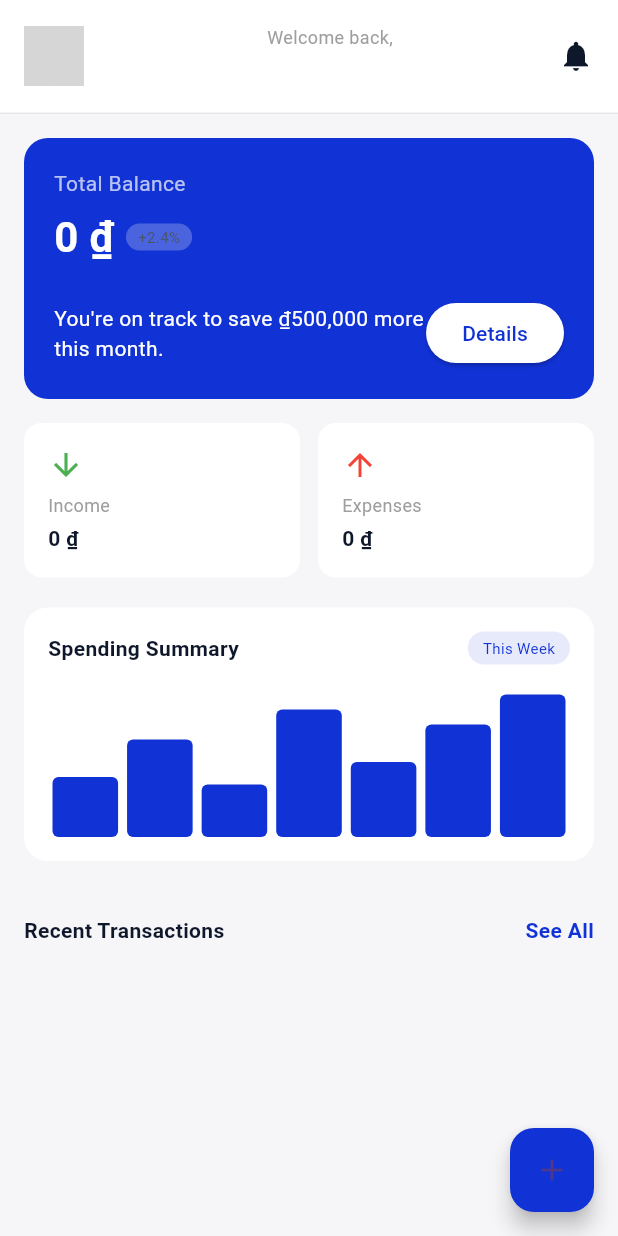
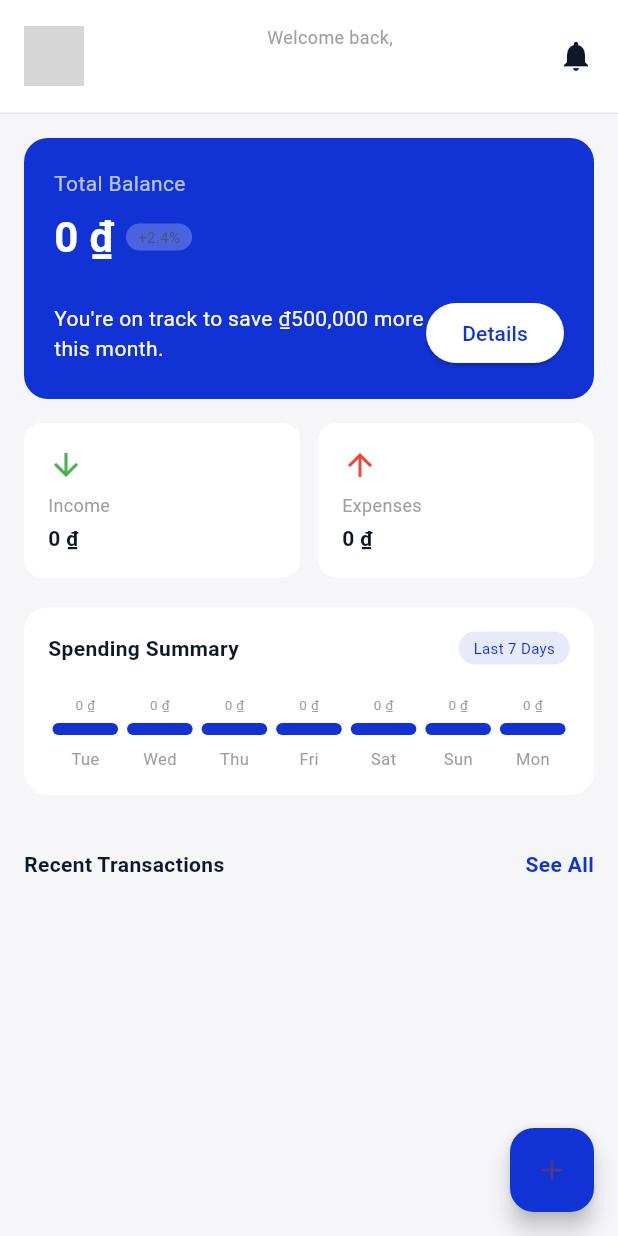
Before and after one commit to Pthieuu/project-base, a Flutter app: the DashboardScreen screen opened directly with empty values, on a phone screen of 412 x 824 dp. Run offline on Flutter 3.47's test engine with Material 3 defaults, Android fonts, the phone set to English and light mode, and no system bars; accounts and stored records are empty; network calls fail; grey boxes are pictures that could not be loaded.

Commit message:
fix dashboard

```diff
--- a/project_base/lib/screens/dashboard_screen.dart
+++ b/project_base/lib/screens/dashboard_screen.dart
@@ -14,6 +14,7 @@ class DashboardScreen extends StatefulWidget {
 }
 
 class _DashboardScreenState extends State<DashboardScreen> {
+  static const double _chartMaxBarHeight = 95;
 
   List<TransactionModel> transactions = [];
 
@@ -93,10 +94,70 @@ class _DashboardScreenState extends State<DashboardScreen> {
     }
   }
 
+  DateTime? _parseTransactionDate(String value) {
+    final trimmed = value.trim();
+    if (trimmed.isEmpty) return null;
+
+    final direct = DateTime.tryParse(trimmed);
+    if (direct != null) return direct;
+
+    for (final pattern in ['dd/MM/yyyy', 'MM/dd/yyyy', 'yyyy/MM/dd']) {
+      try {
+        return DateFormat(pattern).parseStrict(trimmed);
+      } catch (_) {
+        continue;
+      }
+    }
+
+    return null;
+  }
+
+  List<_ChartDayData> _buildWeeklyExpenseData() {
+    final now = DateTime.now();
+    final today = DateTime(now.year, now.month, now.day);
+    final startDay = today.subtract(const Duration(days: 6));
+    final expenseByDay = <DateTime, double>{};
+
+    for (var i = 0; i < 7; i++) {
+      final day = startDay.add(Duration(days: i));
+      expenseByDay[day] = 0;
+    }
+
+    for (final tx in transactions) {
+      if (!tx.isExpense) continue;
+
+      final parsedDate = _parseTransactionDate(tx.date);
+      if (parsedDate == null) continue;
+
+      final txDay = DateTime(parsedDate.year, parsedDate.month, parsedDate.day);
+      if (txDay.isBefore(startDay) || txDay.isAfter(today)) continue;
+
+      expenseByDay.update(txDay, (value) => value + tx.amount);
+    }
+
+    final maxAmount = expenseByDay.values.fold<double>(
+      0,
+      (current, value) => value > current ? value : current,
+    );
+
+    return expenseByDay.entries.map((entry) {
+      final normalizedHeight = maxAmount == 0
+          ? 8.0
+          : (entry.value / maxAmount) * _chartMaxBarHeight;
+
+      return _ChartDayData(
+        label: DateFormat('E', 'en_US').format(entry.key),
+        amount: entry.value,
+        height: normalizedHeight.clamp(8.0, _chartMaxBarHeight).toDouble(),
+      );
+    }).toList();
+  }
+
   @override
   Widget build(BuildContext context) {
     final theme = Theme.of(context);
     final isDark = theme.brightness == Brightness.dark;
+    final weeklyExpenseData = _buildWeeklyExpenseData();
 
     /// 🎯 COLOR SYSTEM (match Tailwind)
     const primary = Color(0xFF1132D4);
@@ -114,7 +175,9 @@ class _DashboardScreenState extends State<DashboardScreen> {
         onPressed: () async {
           final result = await Navigator.push(
             context,
-            MaterialPageRoute(builder: (context) => const AddTransactionScreen()),
+            MaterialPageRoute(
+              builder: (context) => const AddTransactionScreen(),
+            ),
           );
           if (result == true) loadTransactions();
         },
@@ -125,7 +188,6 @@ class _DashboardScreenState extends State<DashboardScreen> {
         child: SingleChildScrollView(
           child: Column(
             children: [
-
               /// ================= HEADER =================
               Container(
                 padding: const EdgeInsets.all(16),
@@ -135,10 +197,11 @@ class _DashboardScreenState extends State<DashboardScreen> {
                 ),
                 child: Row(
                   children: [
-
                     const CircleAvatar(
                       radius: 20,
-                      backgroundImage: NetworkImage("https://i.pravatar.cc/150"),
+                      backgroundImage: NetworkImage(
+                        "https://i.pravatar.cc/150",
+                      ),
                     ),
 
                     const SizedBox(width: 12),
@@ -146,14 +209,23 @@ class _DashboardScreenState extends State<DashboardScreen> {
                     Expanded(
                       child: Column(
                         children: [
-                          Text("Welcome back,", style: TextStyle(fontSize: 12, color: subText)),
-                          Text(widget.userName,
-                              style: TextStyle(fontWeight: FontWeight.bold, fontSize: 18, color: text)),
+                          Text(
+                            "Welcome back,",
+                            style: TextStyle(fontSize: 12, color: subText),
+                          ),
+                          Text(
+                            widget.userName,
+                            style: TextStyle(
+                              fontWeight: FontWeight.bold,
+                              fontSize: 18,
+                              color: text,
+                            ),
+                          ),
                         ],
                       ),
                     ),
 
-                    Icon(Icons.notifications, color: text)
+                    Icon(Icons.notifications, color: text),
                   ],
                 ),
               ),
@@ -170,29 +242,40 @@ class _DashboardScreenState extends State<DashboardScreen> {
                   child: Column(
                     crossAxisAlignment: CrossAxisAlignment.start,
                     children: [
-
-                      const Text("Total Balance", style: TextStyle(color: Colors.white70)),
+                      const Text(
+                        "Total Balance",
+                        style: TextStyle(color: Colors.white70),
+                      ),
 
                       const SizedBox(height: 6),
 
                       Row(
                         children: [
-                          Text(currencyFormat.format(totalBalance),
+                          Text(
+                            currencyFormat.format(totalBalance),
                             style: const TextStyle(
                               color: Colors.white,
                               fontSize: 28,
-                                  fontWeight: FontWeight.bold)),
+                              fontWeight: FontWeight.bold,
+                            ),
+                          ),
 
                           const SizedBox(width: 8),
 
                           Container(
-                            padding: const EdgeInsets.symmetric(horizontal: 8, vertical: 2),
+                            padding: const EdgeInsets.symmetric(
+                              horizontal: 8,
+                              vertical: 2,
+                            ),
                             decoration: BoxDecoration(
                               color: Colors.white24,
                               borderRadius: BorderRadius.circular(20),
                             ),
-                            child: const Text("+2.4%", style: TextStyle(fontSize: 10)),
-                          )
+                            child: const Text(
+                              "+2.4%",
+                              style: TextStyle(fontSize: 10),
+                            ),
+                          ),
                         ],
                       ),
 
@@ -213,9 +296,9 @@ class _DashboardScreenState extends State<DashboardScreen> {
                             ),
                             onPressed: () {},
                             child: const Text("Details"),
-                          )
+                          ),
                         ],
-                      )
+                      ),
                     ],
                   ),
                 ),
@@ -226,7 +309,6 @@ class _DashboardScreenState extends State<DashboardScreen> {
                 padding: const EdgeInsets.symmetric(horizontal: 16),
                 child: Row(
                   children: [
-
                     Expanded(
                       child: statCard(
                         title: "Income",
@@ -272,17 +354,27 @@ class _DashboardScreenState extends State<DashboardScreen> {
                       Row(
                         mainAxisAlignment: MainAxisAlignment.spaceBetween,
                         children: [
-                          Text("Spending Summary",
-                              style: TextStyle(fontWeight: FontWeight.bold, color: text)),
+                          Text(
+                            "Spending Summary",
+                            style: TextStyle(
+                              fontWeight: FontWeight.bold,
+                              color: text,
+                            ),
+                          ),
                           Container(
-                            padding: const EdgeInsets.symmetric(horizontal: 10, vertical: 4),
+                            padding: const EdgeInsets.symmetric(
+                              horizontal: 10,
+                              vertical: 4,
+                            ),
                             decoration: BoxDecoration(
                               color: primary.withOpacity(0.1),
                               borderRadius: BorderRadius.circular(20),
                             ),
-                            child: const Text("This Week",
-                                style: TextStyle(fontSize: 10, color: primary)),
-                          )
+                            child: const Text(
+                              "Last 7 Days",
+                              style: TextStyle(fontSize: 10, color: primary),
+                            ),
+                          ),
                         ],
                       ),
 
@@ -290,16 +382,17 @@ class _DashboardScreenState extends State<DashboardScreen> {
 
                       Row(
                         crossAxisAlignment: CrossAxisAlignment.end,
-                        children: [
-                          chartBar(40),
-                          chartBar(65),
-                          chartBar(35),
-                          chartBar(85),
-                          chartBar(50),
-                          chartBar(75),
-                          chartBar(95),
-                        ],
+                        children: weeklyExpenseData
+                            .map(
+                              (day) => chartBar(
+                                height: day.height,
+                                label: day.label,
+                                amount: currencyFormat.format(day.amount),
+                                textColor: subText,
+                              ),
                             )
+                            .toList(),
+                      ),
                     ],
                   ),
                 ),
@@ -312,14 +405,23 @@ class _DashboardScreenState extends State<DashboardScreen> {
                 padding: const EdgeInsets.all(16),
                 child: Column(
                   children: [
-
                     Row(
                       mainAxisAlignment: MainAxisAlignment.spaceBetween,
                       children: [
-                        Text("Recent Transactions",
-                            style: TextStyle(fontWeight: FontWeight.bold, color: text)),
-                        const Text("See All",
-                            style: TextStyle(color: primary, fontWeight: FontWeight.bold)),
+                        Text(
+                          "Recent Transactions",
+                          style: TextStyle(
+                            fontWeight: FontWeight.bold,
+                            color: text,
+                          ),
+                        ),
+                        const Text(
+                          "See All",
+                          style: TextStyle(
+                            color: primary,
+                            fontWeight: FontWeight.bold,
+                          ),
+                        ),
                       ],
                     ),
 
@@ -343,10 +445,14 @@ class _DashboardScreenState extends State<DashboardScreen> {
                         ),
                         child: Row(
                           children: [
-
                             CircleAvatar(
-                              backgroundColor: categoryStyle.color.withOpacity(0.1),
-                              child: Icon(categoryStyle.icon, color: categoryStyle.color),
+                              backgroundColor: categoryStyle.color.withOpacity(
+                                0.1,
+                              ),
+                              child: Icon(
+                                categoryStyle.icon,
+                                color: categoryStyle.color,
+                              ),
                             ),
 
                             const SizedBox(width: 12),
@@ -355,22 +461,36 @@ class _DashboardScreenState extends State<DashboardScreen> {
                               child: Column(
                                 crossAxisAlignment: CrossAxisAlignment.start,
                                 children: [
-                                  Text(tx.description,
-                                      style: TextStyle(fontWeight: FontWeight.bold, color: text)),
-                                  Text(categoryLabel,
-                                      style: TextStyle(fontSize: 12, color: subText)),
+                                  Text(
+                                    tx.description,
+                                    style: TextStyle(
+                                      fontWeight: FontWeight.bold,
+                                      color: text,
+                                    ),
+                                  ),
+                                  Text(
+                                    categoryLabel,
+                                    style: TextStyle(
+                                      fontSize: 12,
+                                      color: subText,
+                                    ),
+                                  ),
                                 ],
                               ),
                             ),
 
                             Text(
-                              (isExpense ? "-" : "+") + currencyFormat.format(tx.amount),
-                              style: TextStyle(color: amountColor, fontWeight: FontWeight.bold),
-                            )
+                              (isExpense ? "-" : "+") +
+                                  currencyFormat.format(tx.amount),
+                              style: TextStyle(
+                                color: amountColor,
+                                fontWeight: FontWeight.bold,
+                              ),
+                            ),
                           ],
                         ),
                       );
-                    }).toList()
+                    }).toList(),
                   ],
                 ),
               ),
@@ -407,24 +527,60 @@ class _DashboardScreenState extends State<DashboardScreen> {
           const SizedBox(height: 6),
           Text(title, style: TextStyle(color: subText, fontSize: 12)),
           const SizedBox(height: 4),
-          Text(value, style: TextStyle(fontWeight: FontWeight.bold, color: text)),
+          Text(
+            value,
+            style: TextStyle(fontWeight: FontWeight.bold, color: text),
+          ),
         ],
       ),
     );
   }
 
-  static Widget chartBar(double height) {
+  static Widget chartBar({
+    required double height,
+    required String label,
+    required String amount,
+    required Color textColor,
+  }) {
     return Expanded(
-      child: Container(
-        margin: const EdgeInsets.symmetric(horizontal: 3),
+      child: Padding(
+        padding: const EdgeInsets.symmetric(horizontal: 3),
+        child: Column(
+          mainAxisAlignment: MainAxisAlignment.end,
+          children: [
+            Text(
+              amount,
+              maxLines: 1,
+              overflow: TextOverflow.ellipsis,
+              style: TextStyle(fontSize: 9, color: textColor),
+            ),
+            const SizedBox(height: 6),
+            Container(
               height: height,
               decoration: BoxDecoration(
                 color: const Color(0xFF1132D4),
                 borderRadius: BorderRadius.circular(4),
               ),
             ),
+            const SizedBox(height: 8),
+            Text(label, style: TextStyle(fontSize: 11, color: textColor)),
+          ],
+        ),
+      ),
     );
   }
+}
+
+class _ChartDayData {
+  final String label;
+  final double amount;
+  final double height;
+
+  const _ChartDayData({
+    required this.label,
+    required this.amount,
+    required this.height,
+  });
 }
 
 class _CategoryStyle {
```
Lines whose indentation alone changed are shown as unchanged.
